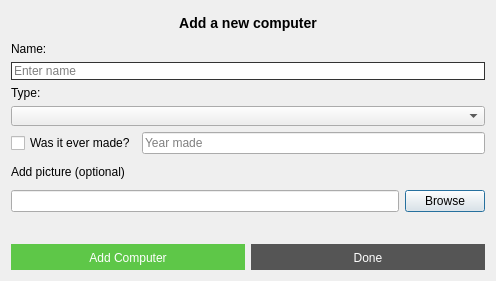
birkirk/vln1-35, file VL1-project/addcomputerwindow.ui: the form before one commit.
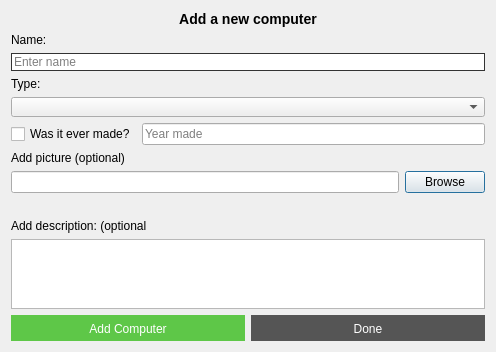
The form after the commit.

```diff
--- a/VL1-project/addcomputerwindow.ui
+++ b/VL1-project/addcomputerwindow.ui
@@ -172,6 +172,16 @@
      </property>
     </widget>
    </item>
+   <item>
+    <widget class="QLabel" name="label_5">
+     <property name="text">
+      <string>Add description: (optional</string>
+     </property>
+    </widget>
+   </item>
+   <item>
+    <widget class="QPlainTextEdit" name="plainTextEdit"/>
+   </item>
    <item>
     <layout class="QHBoxLayout" name="horizontalLayout">
      <item>
```
